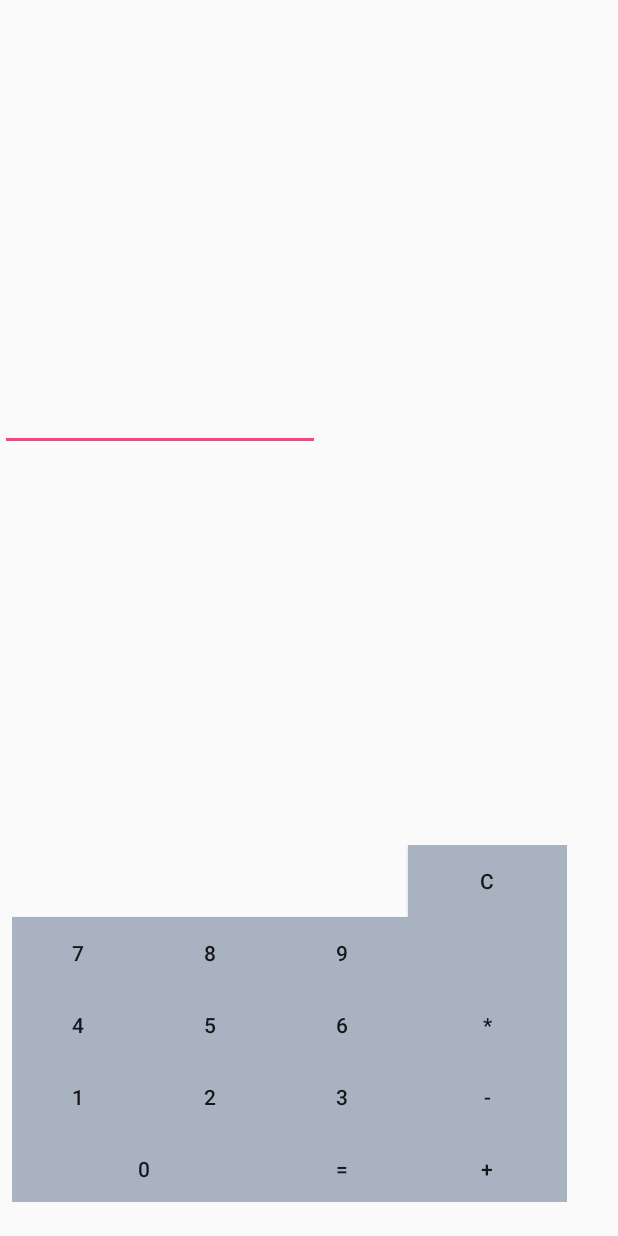
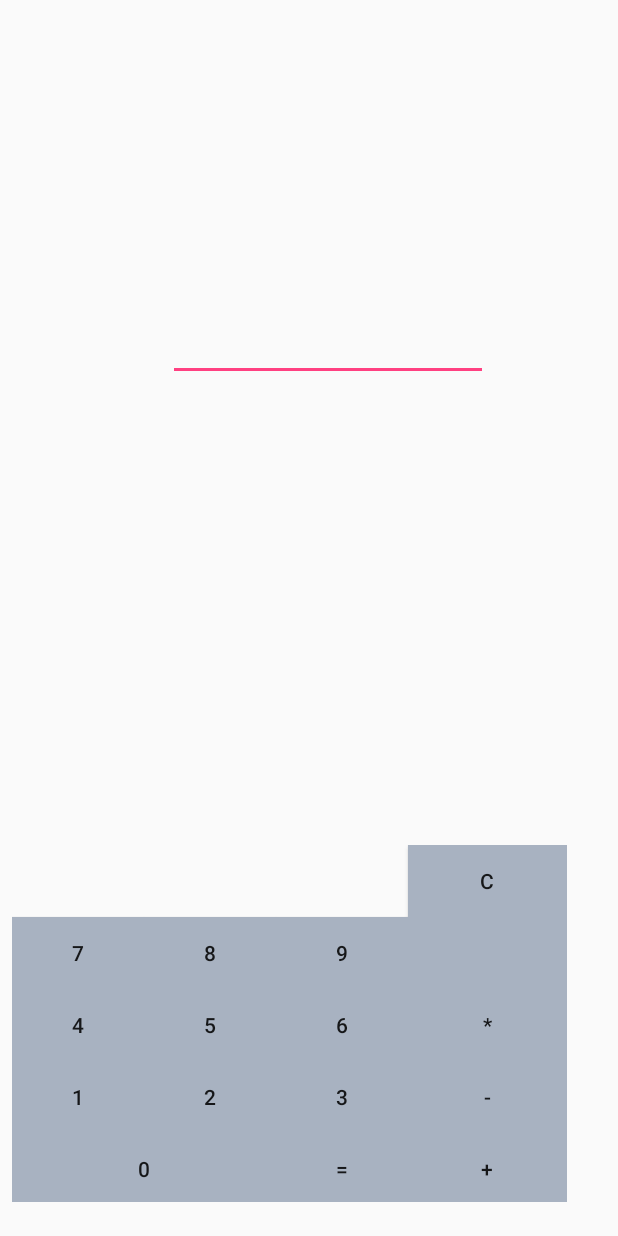
Before and after one commit to kevin-gadek/android_calc, an Android app: the screen it shows after launch (MainActivity), on a phone screen of 412 x 824 dp. Run offline under Robolectric (Android 15) with nearby library versions, the phone set to English and light mode, and no system bars.

Commit message:
Fixed screen display padding

```diff
--- a/app/src/main/res/layout/activity_main.xml
+++ b/app/src/main/res/layout/activity_main.xml
@@ -121,11 +121,15 @@
         android:layout_height="wrap_content"
         android:ems="10"
         android:inputType="numberSigned"
-        tools:layout_editor_absoluteX="153dp"
         app:layout_constraintTop_toTopOf="parent"
         android:layout_marginTop="8dp"
         app:layout_constraintBottom_toBottomOf="parent"
         android:layout_marginBottom="8dp"
-        app:layout_constraintVertical_bias="0.324" />
+        app:layout_constraintVertical_bias="0.263"
+        android:layout_marginLeft="8dp"
+        app:layout_constraintLeft_toLeftOf="parent"
+        android:layout_marginRight="8dp"
+        app:layout_constraintRight_toRightOf="parent"
+        app:layout_constraintHorizontal_bias="0.568" />
 
 </android.support.constraint.ConstraintLayout>
```
